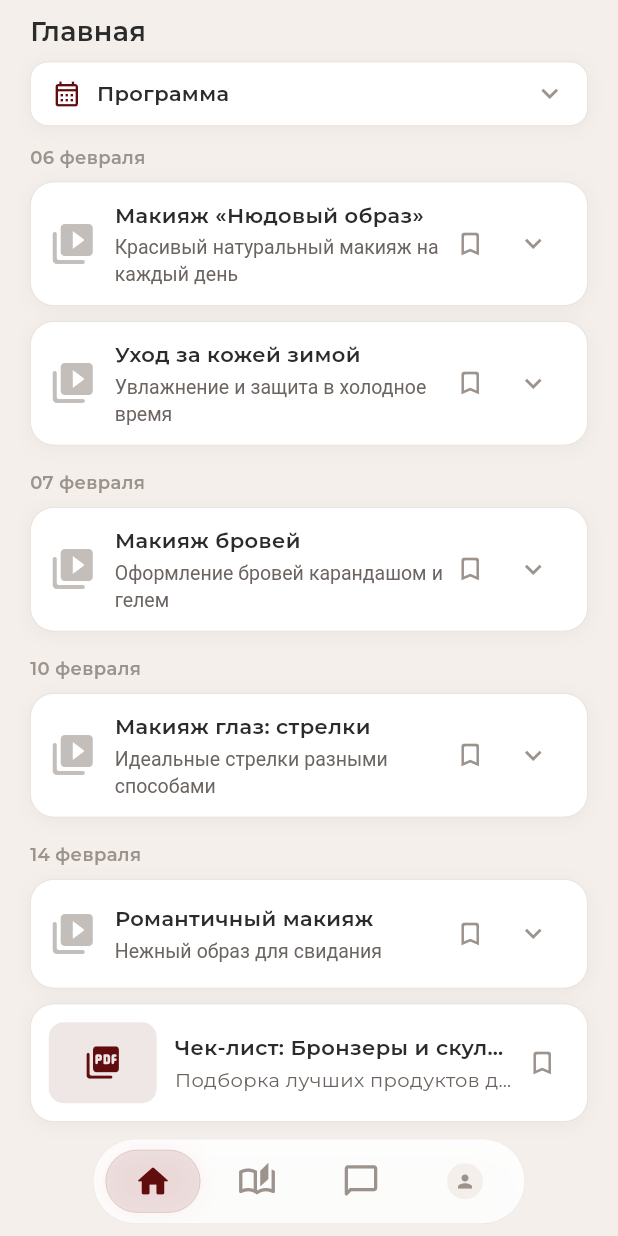
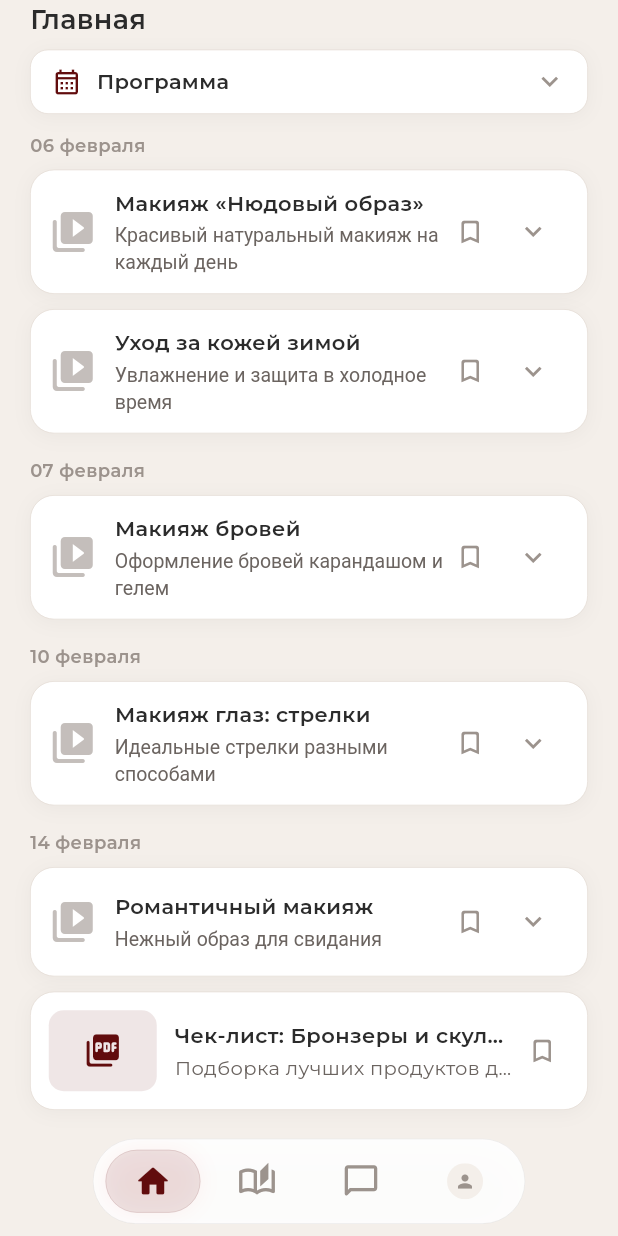
Before and after one commit to isikjon/donskih, a Flutter app: the HomeScreen screen opened by its route, on a phone screen of 412 x 824 dp. Run offline on Flutter 3.47's test engine with Material 3 defaults, Android fonts, the phone set to English and light mode, and no system bars; our stand-ins replace cached_network_image, flutter_cache_manager, google_fonts, image_picker, photo_view, shared_preferences and 1 more; missing offline and left inert: dart:html, flutter_quill; accounts and stored records are empty; network calls fail.

Commit message:
move title and program block into scrollable list
Remove fixed header, put "Главная" and "Программа" inside the
ListView so content starts higher with no wasted space.

```diff
--- a/lib/ui/screens/content/content_tab.dart
+++ b/lib/ui/screens/content/content_tab.dart
@@ -144,55 +144,52 @@ class _ContentTabState extends State<ContentTab> {
 
   @override
   Widget build(BuildContext context) {
-    return Column(
-      crossAxisAlignment: CrossAxisAlignment.start,
-      children: [
-        Padding(
-          padding: const EdgeInsets.fromLTRB(20, 8, 20, 8),
-          child: Text('Главная', style: AppTypography.headlineSmall),
-        ),
-        Padding(
-          padding: const EdgeInsets.symmetric(horizontal: 20),
-          child: _contentByDate != null && _contentByDate!.isNotEmpty
-              ? _ProgramBlockFromApi(
-                  contentByDate: _contentByDate!,
-                  onItemTap: (id) {
-                    final key = _sectionKeys[id];
-                    if (key != null) _scrollToSection(key);
-                  },
-                )
-              : _ProgramBlock(onItemTap: (_) {}),
-        ),
-        const SizedBox(height: 12),
-        Expanded(
-          child: RefreshIndicator(
+    return RefreshIndicator(
       onRefresh: _refreshContent,
       color: AppColors.primary,
       child: _loading
           ? ListView(
               physics: _refreshPhysics,
               padding: const EdgeInsets.symmetric(horizontal: 20),
-                    children: const [
-                      SizedBox(height: 120),
-                      Center(
+              children: [
+                Padding(
+                  padding: const EdgeInsets.only(bottom: 8),
+                  child: Text('Главная', style: AppTypography.headlineSmall),
+                ),
+                const SizedBox(height: 100),
+                const Center(
                   child:
                       CircularProgressIndicator(color: AppColors.primary),
                 ),
-                      SizedBox(height: 400),
+                const SizedBox(height: 400),
               ],
             )
           : _contentByDate != null && _contentByDate!.isNotEmpty
               ? _buildContentFromApi()
               : _buildMockContent(),
-          ),
-        ),
-      ],
     );
   }
 
   Widget _buildContentFromApi() {
     final dates = _contentByDate!.keys.toList()..sort((a, b) => a.compareTo(b));
     final list = <Widget>[];
+
+    list.add(Padding(
+      padding: const EdgeInsets.only(bottom: 8),
+      child: Text('Главная', style: AppTypography.headlineSmall),
+    ));
+
+    list.add(Padding(
+      padding: const EdgeInsets.only(bottom: 12),
+      child: _ProgramBlockFromApi(
+        contentByDate: _contentByDate!,
+        onItemTap: (id) {
+          final key = _sectionKeys[id];
+          if (key != null) _scrollToSection(key);
+        },
+      ),
+    ));
+
     for (final dateIso in dates) {
       final items = _contentByDate![dateIso]!;
       final dateLabel = ContentItemDto.formatDisplayDate(dateIso);
@@ -265,6 +262,14 @@ class _ContentTabState extends State<ContentTab> {
       physics: _refreshPhysics,
       padding: const EdgeInsets.symmetric(horizontal: 20),
       children: [
+        Padding(
+          padding: const EdgeInsets.only(bottom: 8),
+          child: Text('Главная', style: AppTypography.headlineSmall),
+        ),
+        Padding(
+          padding: const EdgeInsets.only(bottom: 12),
+          child: _ProgramBlock(onItemTap: (_) {}),
+        ),
         _DateLabel('06 февраля'),
         const SizedBox(height: 8),
         _ExpandableLessonCard(
```
Lines whose indentation alone changed are shown as unchanged.
